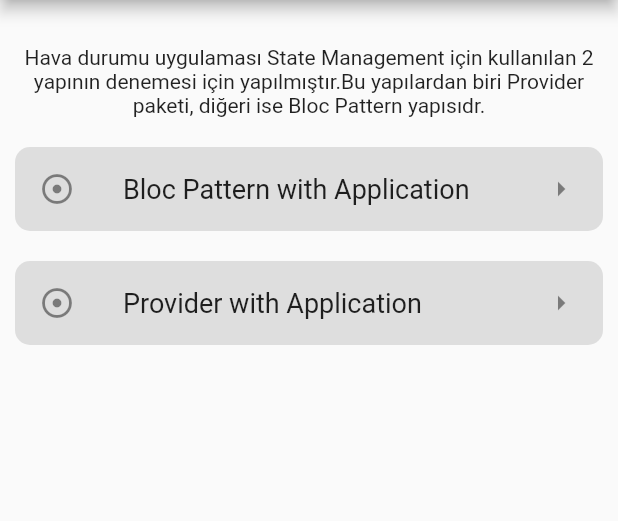
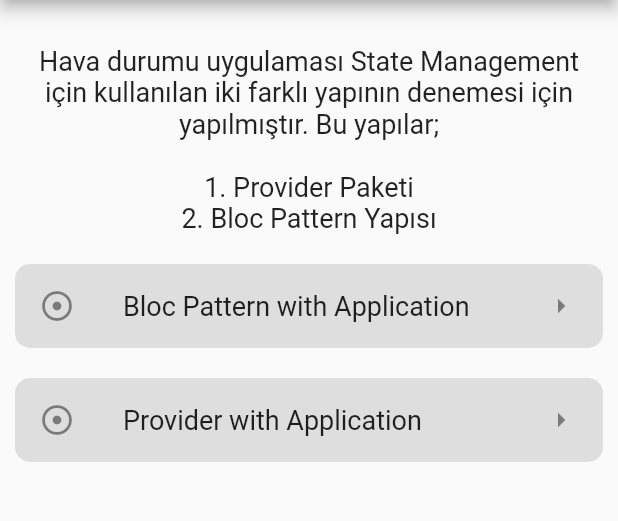
Before and after one commit to HyopeR/Flutter-Practises, a Flutter app: the screen it shows after launch, on a phone screen of 412 x 824 dp, the part 84-605 px from its top. Run offline on Flutter 3.47's test engine with Material 2 defaults, Android fonts, the phone set to English and light mode, and no system bars; our stand-ins replace bloc, equatable, flutter_bloc, get_it.

Commit message:
main.dart text updated

```diff
--- a/lib/main.dart
+++ b/lib/main.dart
@@ -80,8 +80,9 @@ class NavigateClass extends StatelessWidget {
               children: <Widget>[
 
                 Container(
-                  child: Text('Hava durumu uygulaması State Management için kullanılan 2 yapının denemesi için yapılmıştır.'
-                      'Bu yapılardan biri Provider paketi, diğeri ise Bloc Pattern yapısıdr.', textAlign: TextAlign.center,),
+                  child: Text('Hava durumu uygulaması State Management için kullanılan iki farklı yapının denemesi için yapılmıştır.'
+                      ' Bu yapılar;\n\n1. Provider Paketi\n2. Bloc Pattern Yapısı', textAlign: TextAlign.center,
+                  style: TextStyle(fontSize: 18)),
                 ),
 
                 Container(
```
